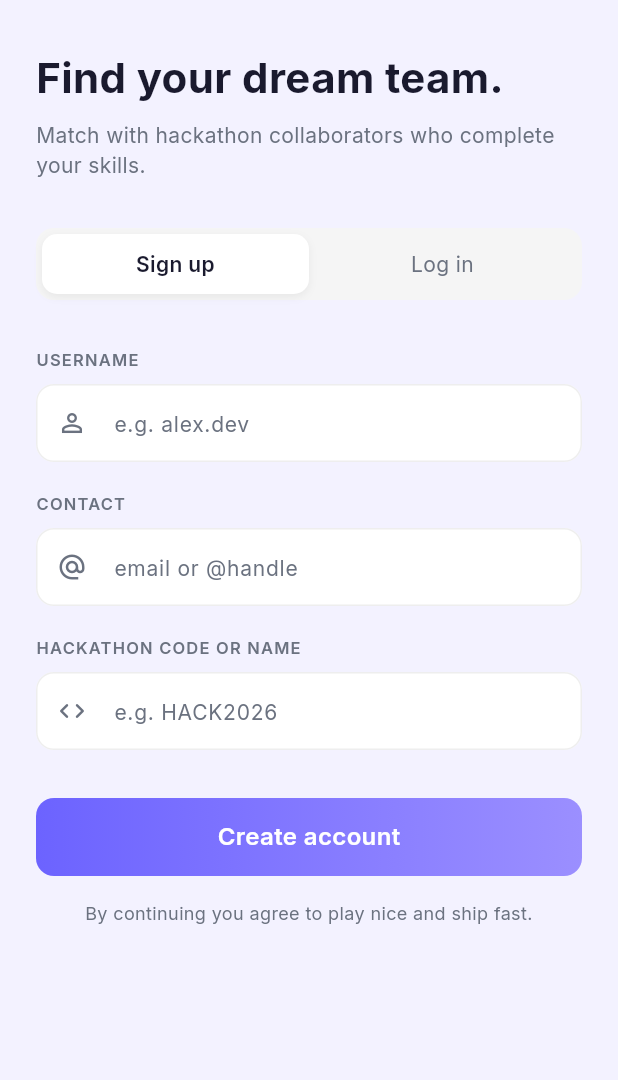
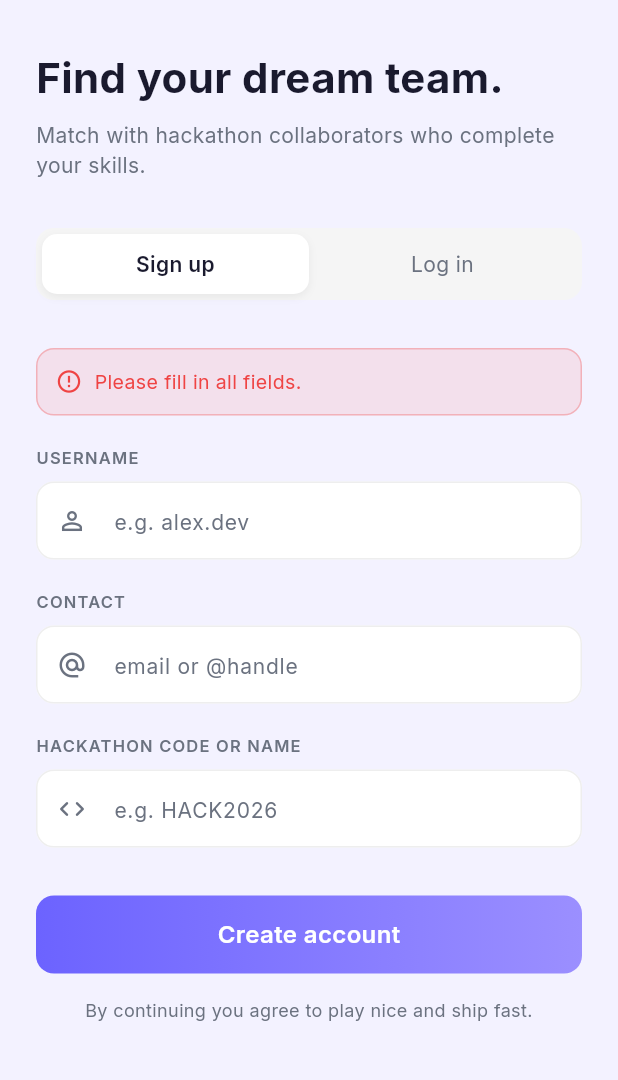
Before and after one commit to eunice-jpg/ColabMatch, a Flutter app: the AuthScreen screen opened directly, after a tap on "Log in", after a tap on "Sign up", after a tap on "Create account", on a phone screen of 412 x 824 dp, the part 120-1200 px from its top. Run offline on Flutter 3.47's test engine with Material 3 defaults, Android fonts, the light colour scheme and no system bars; our stand-ins replace cloud_firestore, firebase_auth, firebase_core, flutter_riverpod, google_fonts; accounts and stored records are empty.

Commit message:
feat: wire AuthScreen to Firebase auth

```diff
--- a/lib/screen/auth/auth_screen.dart
+++ b/lib/screens/auth/auth_screen.dart
@@ -1,17 +1,22 @@
 import 'package:flutter/material.dart';
+import 'package:flutter_riverpod/flutter_riverpod.dart';
 import 'package:google_fonts/google_fonts.dart';
 import '../../core/theme/app_theme.dart';
 import '../../core/widgets/gradient_button.dart';
+import '../../providers/auth_provider.dart';
+import '../shell/main_shell.dart';
 
-class AuthScreen extends StatefulWidget {
+class AuthScreen extends ConsumerStatefulWidget {
   const AuthScreen({super.key});
 
   @override
-  State<AuthScreen> createState() => _AuthScreenState();
+  ConsumerState<AuthScreen> createState() => _AuthScreenState();
 }
 
-class _AuthScreenState extends State<AuthScreen> {
+class _AuthScreenState extends ConsumerState<AuthScreen> {
   bool isSignUp = true;
+  bool _isLoading = false;
+  String? _errorMessage;
 
   final _usernameController = TextEditingController();
   final _contactController = TextEditingController();
@@ -35,11 +40,8 @@ class _AuthScreenState extends State<AuthScreen> {
           child: Column(
             crossAxisAlignment: CrossAxisAlignment.start,
             children: [
-              // Logo
               _buildLogo(),
               const SizedBox(height: 32),
-
-              // Headline
               Text(
                 'Find your dream team.',
                 style: GoogleFonts.inter(
@@ -57,12 +59,41 @@ class _AuthScreenState extends State<AuthScreen> {
                 ),
               ),
               const SizedBox(height: 32),
-
-              // Tabs
               _buildTabs(),
               const SizedBox(height: 32),
 
-              // Form
+              // Error message
+              if (_errorMessage != null) ...[
+                Container(
+                  padding: const EdgeInsets.all(12),
+                  decoration: BoxDecoration(
+                    color: AppColors.error.withOpacity(0.1),
+                    borderRadius: BorderRadius.circular(12),
+                    border: Border.all(color: AppColors.error.withOpacity(0.3)),
+                  ),
+                  child: Row(
+                    children: [
+                      Icon(
+                        Icons.error_outline,
+                        color: AppColors.error,
+                        size: 18,
+                      ),
+                      const SizedBox(width: 8),
+                      Expanded(
+                        child: Text(
+                          _errorMessage!,
+                          style: GoogleFonts.inter(
+                            fontSize: 13,
+                            color: AppColors.error,
+                          ),
+                        ),
+                      ),
+                    ],
+                  ),
+                ),
+                const SizedBox(height: 20),
+              ],
+
               if (isSignUp) _buildSignUpForm() else _buildLoginForm(),
             ],
           ),
@@ -115,7 +146,10 @@ class _AuthScreenState extends State<AuthScreen> {
   Widget _buildTab(String label, bool isActive) {
     return Expanded(
       child: GestureDetector(
-        onTap: () => setState(() => isSignUp = label == 'Sign up'),
+        onTap: () => setState(() {
+          isSignUp = label == 'Sign up';
+          _errorMessage = null;
+        }),
         child: AnimatedContainer(
           duration: const Duration(milliseconds: 200),
           padding: const EdgeInsets.symmetric(vertical: 10),
@@ -158,7 +192,6 @@ class _AuthScreenState extends State<AuthScreen> {
           icon: Icons.person_outline,
         ),
         const SizedBox(height: 20),
-
         _buildLabel('CONTACT'),
         const SizedBox(height: 8),
         _buildTextField(
@@ -167,7 +200,6 @@ class _AuthScreenState extends State<AuthScreen> {
           icon: Icons.alternate_email,
         ),
         const SizedBox(height: 20),
-
         _buildLabel('HACKATHON CODE OR NAME'),
         const SizedBox(height: 8),
         _buildTextField(
@@ -176,10 +208,10 @@ class _AuthScreenState extends State<AuthScreen> {
           icon: Icons.code_rounded,
         ),
         const SizedBox(height: 32),
-
-        GradientButton(text: 'Create account', onPressed: _handleSignUp),
+        _isLoading
+            ? _buildLoadingButton()
+            : GradientButton(text: 'Create account', onPressed: _handleSignUp),
         const SizedBox(height: 16),
-
         Center(
           child: Text(
             'By continuing you agree to play nice and ship fast.',
@@ -206,7 +238,6 @@ class _AuthScreenState extends State<AuthScreen> {
           icon: Icons.person_outline,
         ),
         const SizedBox(height: 20),
-
         _buildLabel('HACKATHON CODE OR NAME'),
         const SizedBox(height: 8),
         _buildTextField(
@@ -215,8 +246,9 @@ class _AuthScreenState extends State<AuthScreen> {
           icon: Icons.code_rounded,
         ),
         const SizedBox(height: 32),
-
-        GradientButton(text: 'Log in', onPressed: _handleLogin),
+        _isLoading
+            ? _buildLoadingButton()
+            : GradientButton(text: 'Log in', onPressed: _handleLogin),
       ],
     );
   }
@@ -247,13 +279,102 @@ class _AuthScreenState extends State<AuthScreen> {
     );
   }
 
-  void _handleSignUp() {
-    // We'll connect Firebase Auth here later
-    debugPrint('Sign up: ${_usernameController.text}');
+  Widget _buildLoadingButton() {
+    return Container(
+      width: double.infinity,
+      height: 52,
+      decoration: BoxDecoration(
+        gradient: const LinearGradient(
+          colors: [AppColors.gradientStart, AppColors.gradientEnd],
+        ),
+        borderRadius: BorderRadius.circular(12),
+      ),
+      child: const Center(
+        child: CircularProgressIndicator(color: Colors.white, strokeWidth: 2),
+      ),
+    );
   }
 
-  void _handleLogin() {
-    // We'll connect Firebase Auth here later
-    debugPrint('Login: ${_usernameController.text}');
+  Future<void> _handleSignUp() async {
+    if (_usernameController.text.trim().isEmpty ||
+        _contactController.text.trim().isEmpty ||
+        _hackathonController.text.trim().isEmpty) {
+      setState(() => _errorMessage = 'Please fill in all fields.');
+      return;
+    }
+
+    setState(() {
+      _isLoading = true;
+      _errorMessage = null;
+    });
+
+    try {
+      await ref
+          .read(currentUserProvider.notifier)
+          .signUp(
+            username: _usernameController.text.trim(),
+            contact: _contactController.text.trim(),
+            hackathon: _hackathonController.text.trim().toUpperCase(),
+          );
+
+      if (mounted) {
+        Navigator.of(
+          context,
+        ).pushReplacement(MaterialPageRoute(builder: (_) => const MainShell()));
+      }
+    } catch (e) {
+      setState(() {
+        _errorMessage = _parseError(e.toString());
+      });
+    } finally {
+      if (mounted) setState(() => _isLoading = false);
+    }
+  }
+
+  Future<void> _handleLogin() async {
+    if (_usernameController.text.trim().isEmpty ||
+        _hackathonController.text.trim().isEmpty) {
+      setState(() => _errorMessage = 'Please fill in all fields.');
+      return;
+    }
+
+    setState(() {
+      _isLoading = true;
+      _errorMessage = null;
+    });
+
+    try {
+      await ref
+          .read(currentUserProvider.notifier)
+          .login(
+            username: _usernameController.text.trim(),
+            hackathon: _hackathonController.text.trim().toUpperCase(),
+          );
+
+      if (mounted) {
+        Navigator.of(
+          context,
+        ).pushReplacement(MaterialPageRoute(builder: (_) => const MainShell()));
+      }
+    } catch (e) {
+      setState(() {
+        _errorMessage = _parseError(e.toString());
+      });
+    } finally {
+      if (mounted) setState(() => _isLoading = false);
+    }
+  }
+
+  String _parseError(String error) {
+    if (error.contains('email-already-in-use')) {
+      return 'This username is already taken.';
+    } else if (error.contains('User not found')) {
+      return 'User not found. Check your username and hackathon code.';
+    } else if (error.contains('wrong-password')) {
+      return 'Incorrect credentials.';
+    } else if (error.contains('network-request-failed')) {
+      return 'No internet connection.';
+    }
+    return 'Something went wrong. Please try again.';
   }
 }
```
Also changed, not shown: lib/main.dart (+20 -5 lines), lib/providers/auth_provider.dart (added, +66 -0 lines), lib/providers/profile_provider.dart (added, +48 -0 lines), lib/providers/project_provider.dart (added, +104 -0 lines), lib/providers/request_provider.dart (added, +74 -0 lines), lib/screens/browse/browse_screen.dart (renamed from lib/screen/browse/browse_screen.dart), lib/screens/create/create_screen.dart (renamed from lib/screen/create/create_screen.dart), lib/screens/home/home_screen.dart (renamed from lib/screen/home/home_screen.dart), lib/screens/notifications/notifications_screen.dart (renamed from lib/screen/notifications/notifications_screen.dart), lib/screens/profile/profile_screen.dart (renamed from lib/screen/profile/profile_screen.dart), lib/screens/shell/main_shell.dart (renamed from lib/screen/shell/main_shell.dart).
